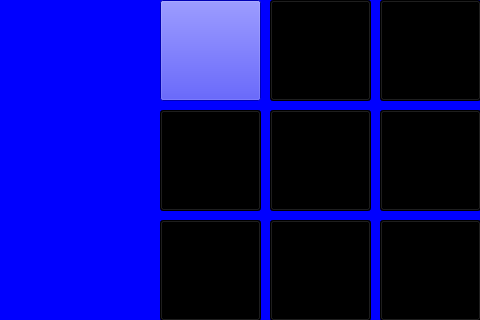
Soundache/Soundwave, file prototype1.ui: the form before one commit; both pictures show x 0 to 480 and y 220 to 540 of the 892 by 817 pixel window.
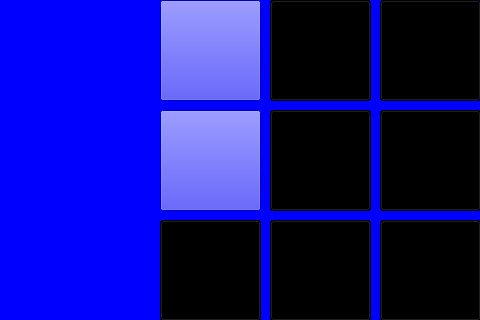
The form after the commit. Icons and pictures are not drawn.

Patch:
```diff
--- a/prototype1.ui
+++ b/prototype1.ui
@@ -77,8 +77,9 @@
      </rect>
     </property>
     <property name="styleSheet">
-     <string notr="true">background:rgb(0, 0, 0);
-color : white;</string>
+     <string notr="true">color: rgb(0, 0, 0);
+border-image: url(drums.jpg) no-repeat center center fixed;
+background-size: cover;</string>
     </property>
     <property name="text">
      <string/>
```
Left out of the diff: 7 changed lines with no effect on the pictures.
